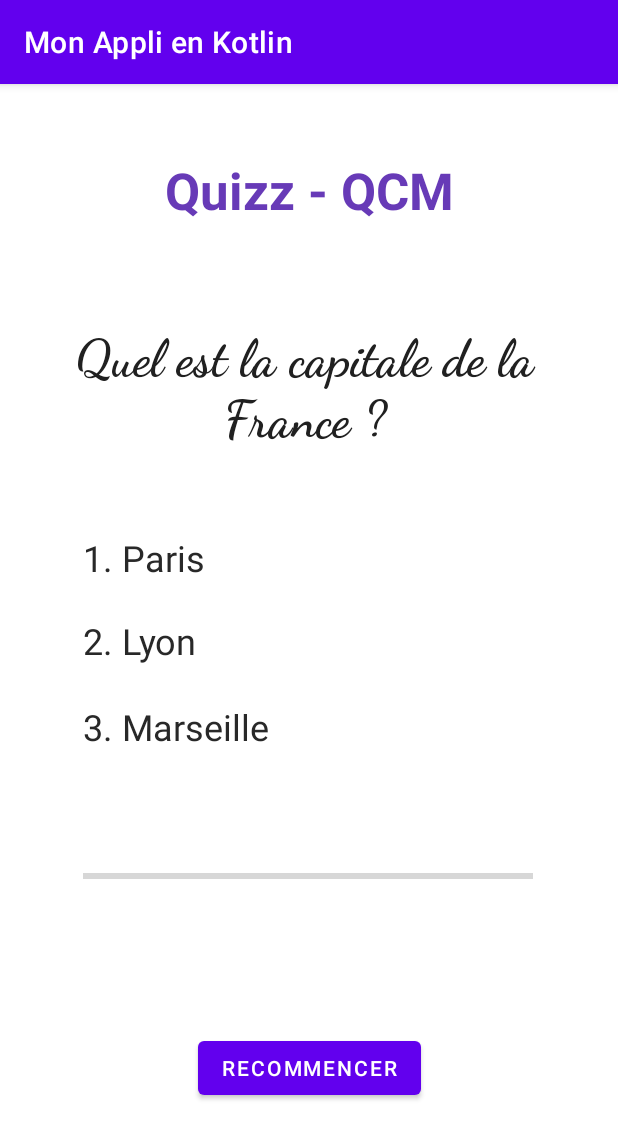
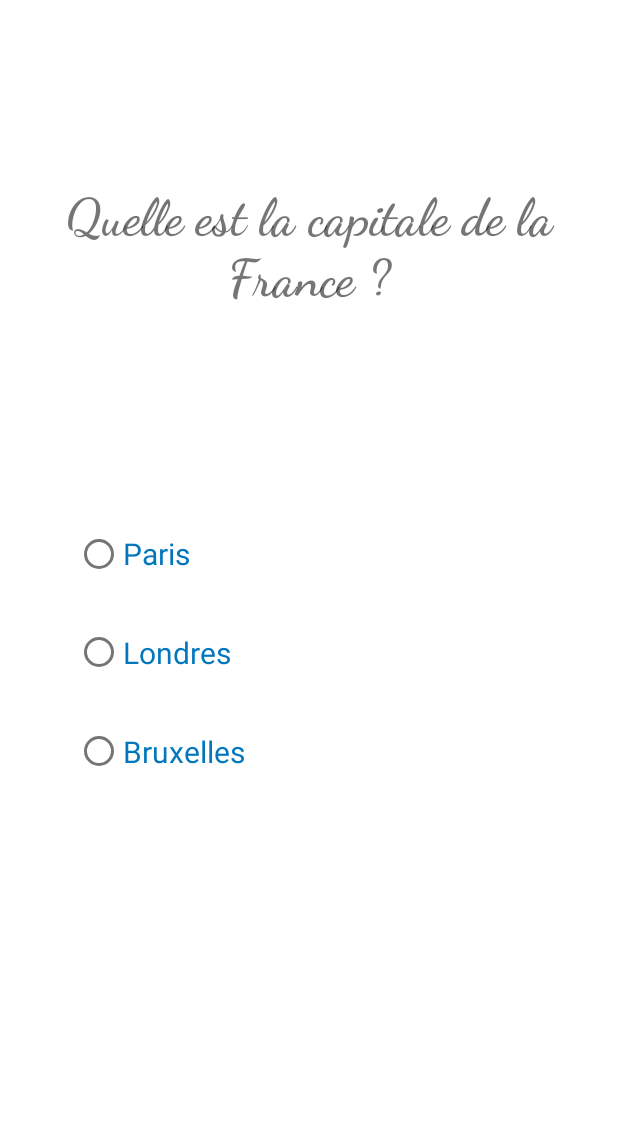
Before and after one commit to Suylo/Android-App, an Android app: the screen it shows after launch (MainActivity before the commit, QuizzQuestion after it), on a phone screen of 412 x 824 dp. Shown: the top 1139 px of the screen. Run offline under Robolectric (Android 15) with nearby library versions, the phone set to English and light mode, and no system bars.

Commit message:
TP 2 - PROG. MOBILE

```diff
--- /dev/null
+++ b/app/src/main/java/fr/suylo/myappkotlin/QuizzQuestion.kt
@@ -0,0 +1,60 @@
+package fr.suylo.myappkotlin
+
+import androidx.appcompat.app.AppCompatActivity
+import android.os.Bundle
+import android.util.Log
+import android.widget.RadioButton
+import android.widget.RadioGroup
+import android.widget.TextView
+import java.util.StringJoiner
+
+class QuizzQuestion : AppCompatActivity() {
+    override fun onCreate(savedInstanceState: Bundle?) {
+        super.onCreate(savedInstanceState)
+        setContentView(R.layout.quizz_v2)
+
+        val question = findViewById<TextView>(R.id.question_title)
+        val ans_group = findViewById<RadioGroup>(R.id.radioGroup)
+        val questions = listOf("Quelle est la capitale de la France ?","Quelle est la capitale de l'Allemagne ?","Quelle est la capitale de l'Espagne ?","Quelle est la capitale de l'Italie ?",)
+        val correct_answers = listOf("Paris","Berlin","Madrid","Rome")
+
+        question.text = questions[0]
+        val ans1 = findViewById<RadioButton>(R.id.radioButton)
+        val ans2 = findViewById<RadioButton>(R.id.radioButton2)
+        val ans3 = findViewById<RadioButton>(R.id.radioButton3)
+
+        ans1.text = correct_answers[0]
+        ans2.text = "Londres"
+        ans3.text = "Bruxelles"
+
+
+        fun checkAnswer(ask: String, answer: String, btn_answer: RadioButton) {
+            ans_group.setOnCheckedChangeListener { group, checkedId ->
+                if (checkedId == btn_answer.id){
+                    question.text = ask
+                }
+            }
+        }
+
+        /*
+        fun traiterReponse(result: ActivityResult) {
+            if (result.resultCode == RESULT_OK) {
+                val data = result.data
+                val message = data?.getStringExtra("reponse")
+                answer.text = message
+            }
+        }
+        */
+        /*
+        val launch = registerForActivityResult(ActivityResultContracts.StartActivityForResult()) { result ->
+            traiterReponse(result)
+        }
+
+        btn.setOnClickListener {
+            val i = Intent(this, QuizzAnswers::class.java)
+            i.putExtra("question", plainText.text.toString())
+            launch.launch(i)
+        }
+        */
+    }
+}
--- a/app/src/main/java/fr/suylo/myappkotlin/MainActivity.kt
+++ b/app/src/main/java/fr/suylo/myappkotlin/quizz/QuizzKt.kt
@@ -1,17 +1,15 @@
-package fr.suylo.myappkotlin
+package fr.suylo.myappkotlin.quizz
 
 import android.annotation.SuppressLint
 import androidx.appcompat.app.AppCompatActivity
 import android.os.Bundle
-import android.util.Log
 import android.view.View
 import android.widget.Button
 import android.widget.ProgressBar
 import android.widget.TextView
-import org.w3c.dom.Text
-import java.util.StringJoiner
+import fr.suylo.myappkotlin.R
 
-class MainActivity : AppCompatActivity() {
+class QuizzKt : AppCompatActivity() {
     private val qcm = ArrayList<String>()
     companion object {
         private var noQuestion = 1;
@@ -20,7 +18,7 @@ class MainActivity : AppCompatActivity() {
 
     override fun onCreate(savedInstanceState: Bundle?) {
         super.onCreate(savedInstanceState)
-        setContentView(R.layout.activity_main)
+        setContentView(R.layout.quizz_main)
         val question = findViewById<TextView>(R.id.questionText)
         val askOne = findViewById<TextView>(R.id.answer_1)
         val askTwo = findViewById<TextView>(R.id.answer_2)
--- /dev/null
+++ b/app/src/main/res/layout/quizz_answers.xml
@@ -0,0 +1,6 @@
+<?xml version="1.0" encoding="utf-8"?>
+<androidx.constraintlayout.widget.ConstraintLayout xmlns:android="http://schemas.android.com/apk/res/android"
+                                                   android:layout_width="match_parent"
+                                                   android:layout_height="match_parent">
+
+</androidx.constraintlayout.widget.ConstraintLayout>
--- a/app/src/main/res/layout/activity_main.xml
+++ b/app/src/main/res/layout/quizz_main.xml
@@ -5,11 +5,11 @@
         xmlns:app="http://schemas.android.com/apk/res-auto"
         android:layout_width="match_parent"
         android:layout_height="match_parent"
-        tools:context=".MainActivity">
+        tools:context=".quizz.QuizzKt">
     <TextView
             android:layout_width="wrap_content"
             android:layout_height="wrap_content"
-            android:text="Quizz - QCM"
+            android:text="@string/quizz_qcm"
             android:textSize="34sp" android:id="@+id/textView"
             android:textColor="#673AB7" android:textStyle="bold"
             app:layout_constraintTop_toTopOf="parent" app:layout_constraintStart_toStartOf="parent"
@@ -43,7 +43,7 @@
                 android:onClick="onClickText"
                 android:layout_width="match_parent"
                 android:layout_height="55dp" android:id="@+id/answer_1" android:textSize="24sp"
-                android:textColor="#282828" android:textAlignment="viewStart"/>
+                android:textColor="#282828" android:textAlignment="viewStart" tools:ignore="SpeakableTextPresentCheck"/>
         <TextView
                 android:onClick="onClickText"
                 android:layout_width="match_parent"
--- /dev/null
+++ b/app/src/main/res/layout/quizz_result.xml
@@ -0,0 +1,6 @@
+<?xml version="1.0" encoding="utf-8"?>
+<androidx.constraintlayout.widget.ConstraintLayout xmlns:android="http://schemas.android.com/apk/res/android"
+                                                   android:layout_width="match_parent"
+                                                   android:layout_height="match_parent">
+
+</androidx.constraintlayout.widget.ConstraintLayout>
--- /dev/null
+++ b/app/src/main/res/layout/quizz_v2.xml
@@ -0,0 +1,42 @@
+<?xml version="1.0" encoding="utf-8"?>
+<androidx.constraintlayout.widget.ConstraintLayout
+        xmlns:android="http://schemas.android.com/apk/res/android"
+        xmlns:tools="http://schemas.android.com/tools"
+        xmlns:app="http://schemas.android.com/apk/res-auto"
+        android:layout_width="match_parent"
+        android:layout_height="match_parent"
+        tools:context=".activity.IntentActivityOne">
+
+    <TextView
+            android:text="La question :"
+            android:layout_width="329dp"
+            android:layout_height="110dp" android:id="@+id/question_title"
+            android:textSize="34sp"
+            app:layout_constraintTop_toTopOf="parent"
+            app:layout_constraintBottom_toBottomOf="parent" app:layout_constraintVertical_bias="0.173"
+            app:layout_constraintEnd_toEndOf="parent" app:layout_constraintStart_toStartOf="parent"
+            android:fontFamily="cursive" android:textStyle="bold" android:textAlignment="center"/>
+    <RadioGroup
+            android:layout_width="311dp"
+            android:layout_height="203dp"
+            app:layout_constraintEnd_toEndOf="parent" app:layout_constraintStart_toStartOf="parent"
+            app:layout_constraintTop_toBottomOf="@+id/question_title" app:layout_constraintBottom_toBottomOf="parent"
+            app:layout_constraintHorizontal_bias="0.495" app:layout_constraintVertical_bias="0.262"
+            android:id="@+id/radioGroup">
+        <RadioButton
+                android:text="RadioButton"
+                android:layout_width="match_parent"
+                android:layout_height="69dp" android:id="@+id/radioButton" android:textSize="20sp"
+                android:textColor="#0277BD"/>
+        <RadioButton
+                android:text="RadioButton"
+                android:layout_width="match_parent"
+                android:layout_height="62dp" android:id="@+id/radioButton2" android:textSize="20sp"
+                android:textColor="#0277BD"/>
+        <RadioButton
+                android:text="RadioButton"
+                android:layout_width="match_parent"
+                android:layout_height="70dp" android:id="@+id/radioButton3" android:textSize="20sp"
+                android:textColor="#0277BD"/>
+    </RadioGroup>
+</androidx.constraintlayout.widget.ConstraintLayout>
--- a/app/src/main/res/values/strings.xml
+++ b/app/src/main/res/values/strings.xml
@@ -1,3 +1,6 @@
 <resources>
     <string name="app_name">Mon Appli en Kotlin</string>
+    <string name="quizz_qcm">Quizz - QCM</string>
+    <string name="acitvit_2">Acitvité 2</string>
+    <string name="ah_il_a_clat">ah il a éclaté..</string>
 </resources>
--- a/app/src/main/res/values/themes.xml
+++ b/app/src/main/res/values/themes.xml
@@ -1,13 +1,13 @@
 <resources xmlns:tools="http://schemas.android.com/tools">
     <!-- Base application theme. -->
-    <style name="Theme.MyAppKotlin" parent="Theme.MaterialComponents.DayNight.DarkActionBar">
+    <style name="Theme.MyAppKotlin" parent="Theme.MaterialComponents.Light.NoActionBar">
         <!-- Primary brand color. -->
-        <item name="colorPrimary">@color/purple_500</item>
-        <item name="colorPrimaryVariant">@color/purple_700</item>
+        <item name="colorPrimary">#0277BD</item>
+        <item name="colorPrimaryVariant">#283593</item>
         <item name="colorOnPrimary">@color/white</item>
         <!-- Secondary brand color. -->
-        <item name="colorSecondary">@color/teal_200</item>
-        <item name="colorSecondaryVariant">@color/teal_700</item>
+        <item name="colorSecondary">#283593</item>
+        <item name="colorSecondaryVariant">#EF6C00</item>
         <item name="colorOnSecondary">@color/black</item>
         <!-- Status bar color. -->
         <item name="android:statusBarColor" tools:targetApi="l">?attr/colorPrimaryVariant</item>
```
Also changed, not shown: app/src/main/AndroidManifest.xml (+19 -6 lines), app/src/main/java/fr/suylo/myappkotlin/QuizzAnswers.kt (added, +10 -0 lines), app/src/main/java/fr/suylo/myappkotlin/QuizzScore.kt (added, +12 -0 lines), app/src/main/java/fr/suylo/myappkotlin/activity/IntentActivityOne.kt (added, +42 -0 lines), app/src/main/java/fr/suylo/myappkotlin/activity/IntentActivityTwo.kt (added, +28 -0 lines), app/src/main/java/fr/suylo/myappkotlin/answers.json (deleted, +0 -26 lines), app/src/main/java/fr/suylo/myappkotlin/quizz/QuizzJava.java (renamed from app/src/main/java/fr/suylo/myappkotlin/MainApp.java, +5 -3 lines), app/src/main/res/layout/activity_first.xml (added, +50 -0 lines), app/src/main/res/layout/activity_two.xml (added, +32 -0 lines).
